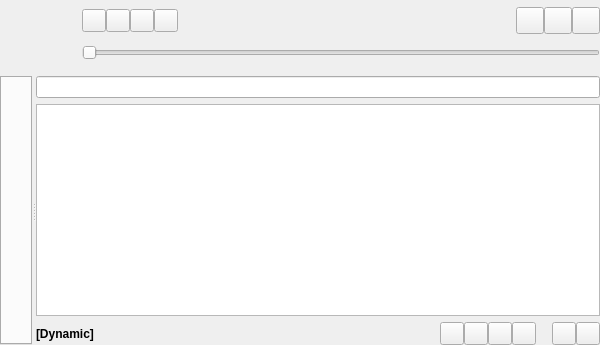
This is gui/mainwindow.ui in polpo/cantata-mac as Qt 5 draws it before an edit. The edited form follows.
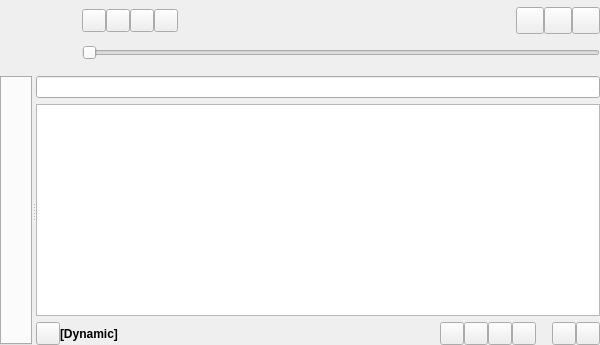
This is the edited form. Custom widgets are drawn as their Qt base class.

Commit message: Add a 'stop dynamic' button under playqueue when dynamic is enabled but dynamic page is not visible.

What changed in the file:
```diff
--- a/gui/mainwindow.ui
+++ b/gui/mainwindow.ui
@@ -185,7 +185,10 @@
          <property name="spacing">
           <number>0</number>
          </property>
-         <item>    
+         <item>
+          <widget class="ToolButton" name="stopDynamicButton" />
+         </item>
+         <item>
           <widget class="QLabel" name="dynamicLabel">
            <property name="font">
             <font>
```
The commit also changes 3 other files.
